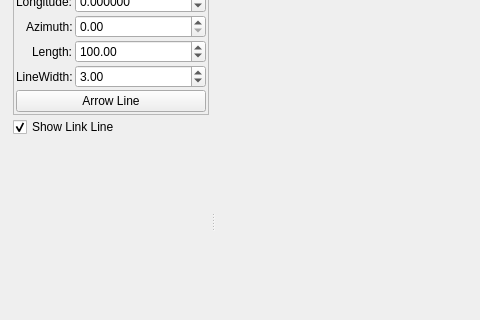
The window that src/map/dlggeoosm.ui (coolshou/qiperf) describes before a commit, drawn with Qt 5; both pictures show x 0 to 480 and y 229 to 549 of the 1280 by 900 pixel window.
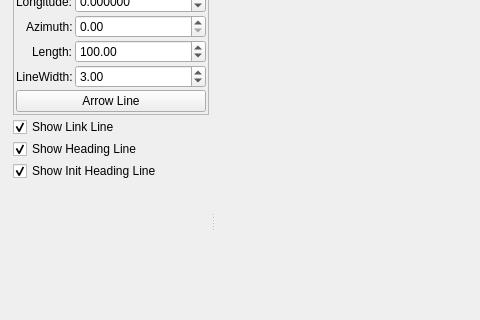
The same window after the commit. Icons and pictures are not drawn.

The edit to the form file:
```diff
--- a/src/map/dlggeoosm.ui
+++ b/src/map/dlggeoosm.ui
@@ -373,6 +373,26 @@
          </property>
         </widget>
        </item>
+       <item>
+        <widget class="QCheckBox" name="cbShowHeadingLine">
+         <property name="text">
+          <string>Show Heading Line</string>
+         </property>
+         <property name="checked">
+          <bool>true</bool>
+         </property>
+        </widget>
+       </item>
+       <item>
+        <widget class="QCheckBox" name="cbShowInitHeadingLine">
+         <property name="text">
+          <string>Show Init Heading Line</string>
+         </property>
+         <property name="checked">
+          <bool>true</bool>
+         </property>
+        </widget>
+       </item>
        <item>
         <spacer name="verticalSpacer">
          <property name="orientation">
```
